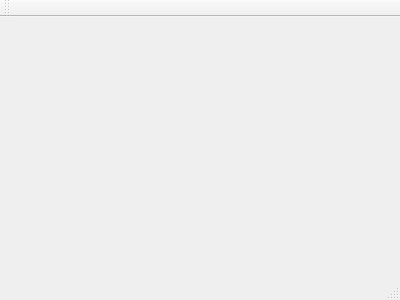
First picture: the form in mainwindow.ui, repository elitecoding/innolabtec-system-control, before the edit.
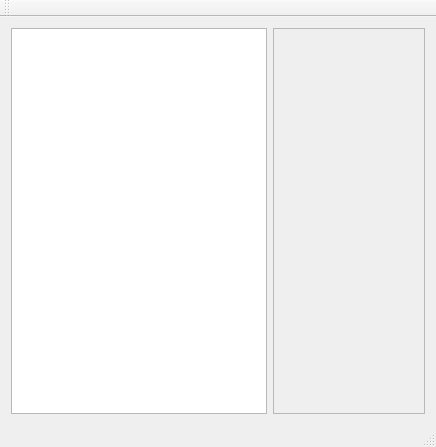
Second picture: the form after the edit.

Commit message: Lines can be drawed on panel

What changed in the file:
```diff
--- a/mainwindow.ui
+++ b/mainwindow.ui
@@ -1,24 +1,91 @@
 <ui version="4.0">
  <class>MainWindow</class>
- <widget class="QMainWindow" name="MainWindow" >
-  <property name="geometry" >
+ <widget class="QMainWindow" name="MainWindow">
+  <property name="geometry">
    <rect>
     <x>0</x>
     <y>0</y>
-    <width>400</width>
-    <height>300</height>
+    <width>436</width>
+    <height>447</height>
    </rect>
   </property>
   <property name="windowTitle" >
    <string>MainWindow</string>
   </property>
-  <widget class="QMenuBar" name="menuBar" />
-  <widget class="QToolBar" name="mainToolBar" />
-  <widget class="QWidget" name="centralWidget" />
-  <widget class="QStatusBar" name="statusBar" />
+  <widget class="QWidget" name="centralWidget">
+   <layout class="QVBoxLayout" name="verticalLayout">
+    <item>
+     <layout class="QHBoxLayout" name="horizontalLayout">
+      <property name="sizeConstraint">
+       <enum>QLayout::SetDefaultConstraint</enum>
+      </property>
+      <item>
+       <widget class="QListView" name="listView">
+        <property name="sizePolicy">
+         <sizepolicy hsizetype="Fixed" vsizetype="Expanding">
+          <horstretch>0</horstretch>
+          <verstretch>0</verstretch>
+         </sizepolicy>
+        </property>
+        <property name="minimumSize">
+         <size>
+          <width>10</width>
+          <height>0</height>
+         </size>
+        </property>
+        <property name="resizeMode">
+         <enum>QListView::Fixed</enum>
+        </property>
+       </widget>
+      </item>
+      <item>
+       <widget class="QFrame" name="frame">
+        <property name="sizePolicy">
+         <sizepolicy hsizetype="Preferred" vsizetype="Preferred">
+          <horstretch>0</horstretch>
+          <verstretch>0</verstretch>
+         </sizepolicy>
+        </property>
+        <property name="minimumSize">
+         <size>
+          <width>100</width>
+          <height>100</height>
+         </size>
+        </property>
+        <property name="frameShape">
+         <enum>QFrame::StyledPanel</enum>
+        </property>
+        <property name="frameShadow">
+         <enum>QFrame::Raised</enum>
+        </property>
+        <zorder>listView</zorder>
+       </widget>
+      </item>
+     </layout>
+    </item>
+   </layout>
+  </widget>
+  <widget class="QMenuBar" name="menuBar">
+   <property name="geometry">
+    <rect>
+     <x>0</x>
+     <y>0</y>
+     <width>436</width>
+     <height>21</height>
+    </rect>
+   </property>
+  </widget>
+  <widget class="QToolBar" name="mainToolBar">
+   <attribute name="toolBarArea">
+    <enum>TopToolBarArea</enum>
+   </attribute>
+   <attribute name="toolBarBreak">
+    <bool>false</bool>
+   </attribute>
+  </widget>
+  <widget class="QStatusBar" name="statusBar"/>
  </widget>
- <layoutDefault spacing="6" margin="11" />
- <pixmapfunction></pixmapfunction>
+ <layoutdefault spacing="6" margin="11"/>
  <resources/>
  <connections/>
 </ui>
```
Left out of the diff: 3 changed lines with no effect on the pictures. The commit also changes 14 other files.
